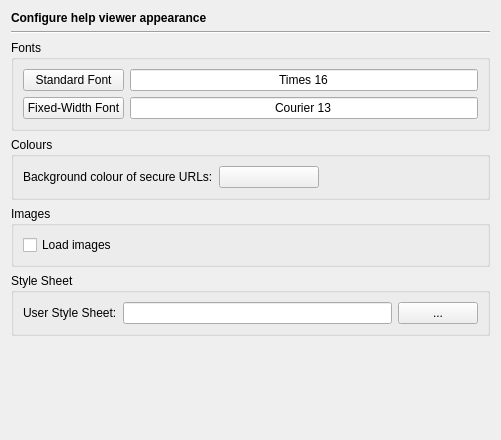
This is Preferences/ConfigurationPages/HelpAppearancePage.ui in testmana2/test as Qt 5 draws it before an edit. The edited form follows.
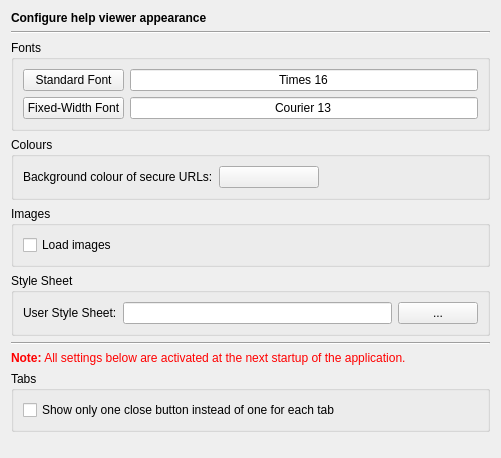
This is the edited form.

The edit to the form file:
```diff
--- a/Preferences/ConfigurationPages/HelpAppearancePage.ui
+++ b/Preferences/ConfigurationPages/HelpAppearancePage.ui
@@ -1,15 +1,15 @@
 <ui version="4.0" >
  <class>HelpAppearancePage</class>
- <widget class="QWidget" name="HelpAppearancePage" >
-  <property name="geometry" >
+ <widget class="QWidget" name="HelpAppearancePage">
+  <property name="geometry">
    <rect>
     <x>0</x>
     <y>0</y>
     <width>497</width>
-    <height>440</height>
+    <height>458</height>
    </rect>
   </property>
-  <layout class="QVBoxLayout" name="verticalLayout_2" >
+  <layout class="QVBoxLayout" name="verticalLayout_3">
    <item>
     <widget class="QLabel" name="headerLabel" >
      <property name="text" >
@@ -188,6 +188,42 @@
      </layout>
     </widget>
    </item>
+   <item>
+    <widget class="Line" name="separatorLine">
+     <property name="frameShape">
+      <enum>QFrame::HLine</enum>
+     </property>
+     <property name="frameShadow">
+      <enum>QFrame::Sunken</enum>
+     </property>
+     <property name="orientation">
+      <enum>Qt::Horizontal</enum>
+     </property>
+    </widget>
+   </item>
+   <item>
+    <widget class="QLabel" name="nextStartupNoteLabel">
+     <property name="text">
+      <string>&lt;font color=&quot;#FF0000&quot;&gt;&lt;b&gt;Note:&lt;/b&gt; All settings below are activated at the next startup of the application.&lt;/font&gt;</string>
+     </property>
+    </widget>
+   </item>
+   <item>
+    <widget class="QGroupBox" name="tabsGroupBox">
+     <property name="title">
+      <string>Tabs</string>
+     </property>
+     <layout class="QVBoxLayout" name="verticalLayout_2">
+      <item>
+       <widget class="QCheckBox" name="tabsCloseButtonCheckBox">
+        <property name="text">
+         <string>Show only one close button instead of one for each tab</string>
+        </property>
+       </widget>
+      </item>
+     </layout>
+    </widget>
+   </item>
    <item>
     <spacer>
      <property name="orientation" >
```
Left out of the diff: 129 changed lines with no effect on the pictures.
